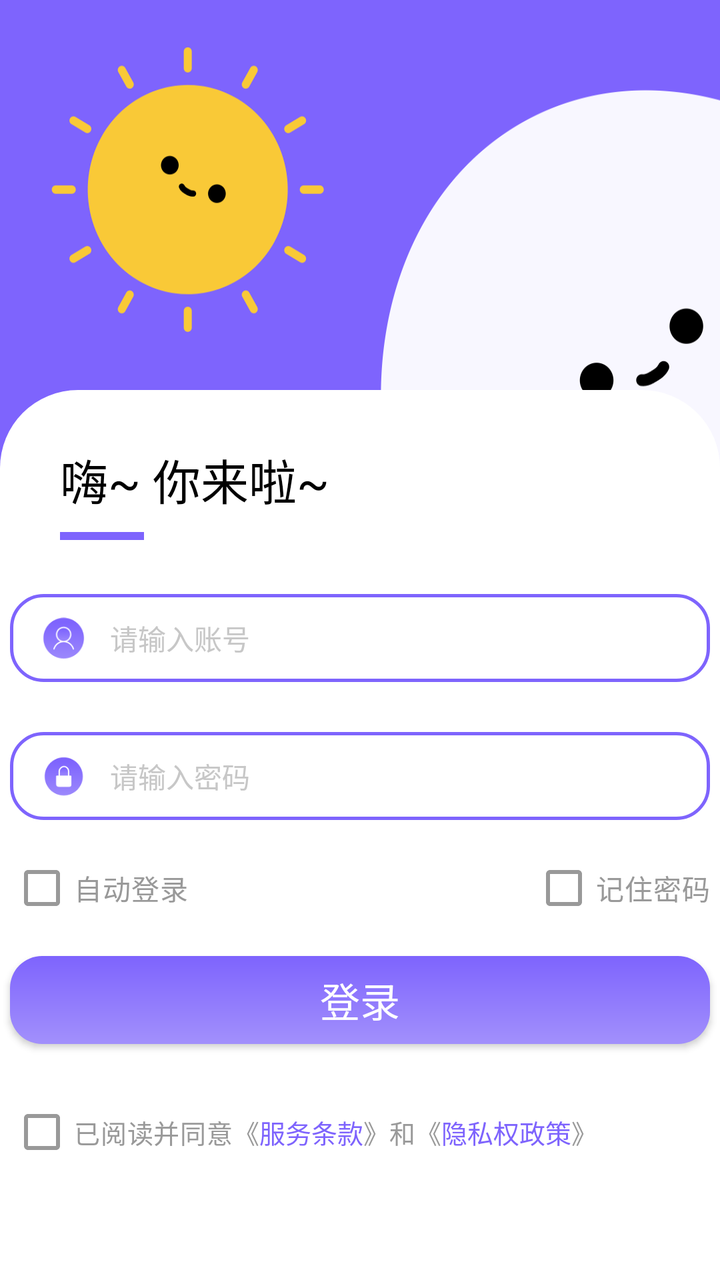
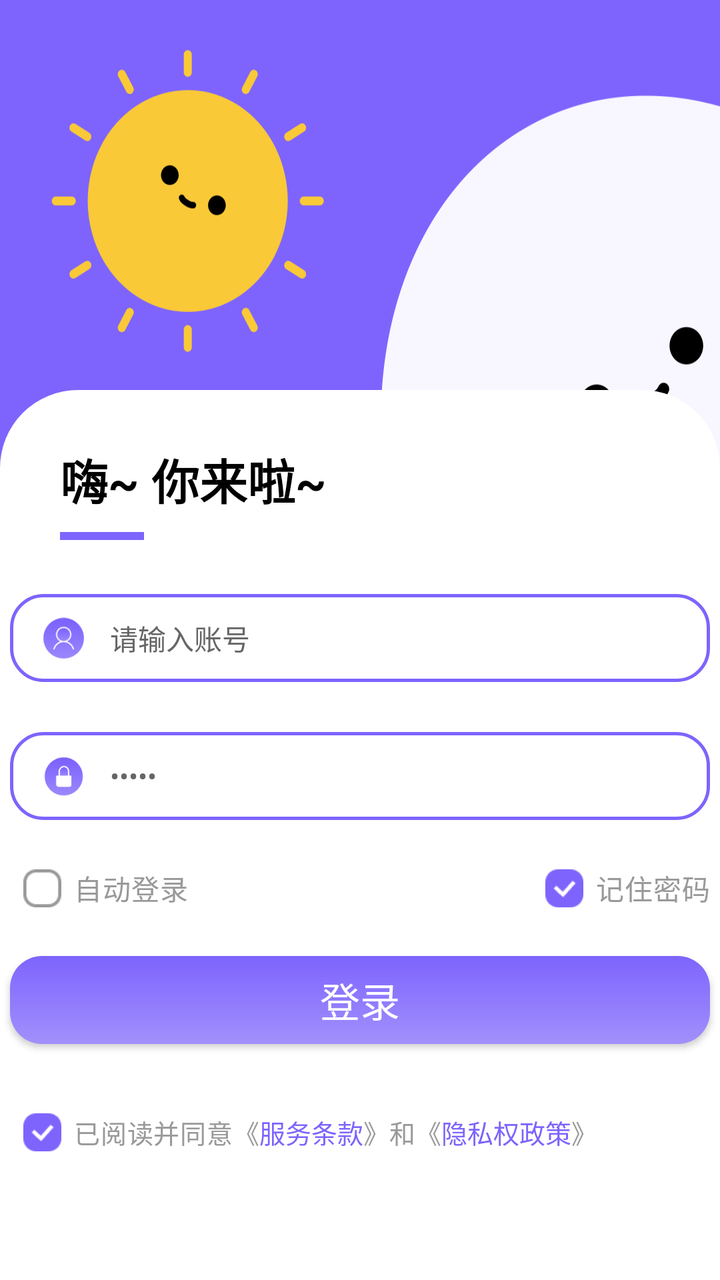

Compare the two renders of this Android layout. The source of the first and the diff that turns it into the second are given below.
<!-- AndroidManifest.xml: application theme Theme.AIDraw -->
<!-- res/layout/activity_login.xml -->
<?xml version="1.0" encoding="utf-8"?>
<androidx.constraintlayout.widget.ConstraintLayout xmlns:android="http://schemas.android.com/apk/res/android"
    android:layout_width="match_parent"
    android:layout_height="match_parent"
    xmlns:app="http://schemas.android.com/apk/res-auto"
    android:background="#7E64FD">

    <View
        android:layout_width="match_parent"
        android:layout_height="500dp"
        android:background="@drawable/login_pattern"
        app:layout_constraintTop_toTopOf="parent"/>

    <androidx.constraintlayout.widget.ConstraintLayout
        android:layout_width="match_parent"
        android:layout_height="wrap_content"
        android:background="@drawable/white_40"
        app:layout_constraintBottom_toBottomOf="parent">

        <TextView
            android:id="@+id/textView_welcom"
            android:layout_width="wrap_content"
            android:layout_height="wrap_content"
            android:textColor="#000000"
            android:textSize="24sp"
            android:text="嗨~ 你来啦~"
            android:layout_marginLeft="30dp"
            android:layout_marginTop="27dp"
            app:layout_constraintTop_toTopOf="parent"
            app:layout_constraintStart_toStartOf="parent"/>
        
        <View
            android:id="@+id/view"
            android:layout_width="42dp"
            android:layout_height="4dp"
            android:background="#7E64FD"
            android:layout_marginTop="9dp"
            app:layout_constraintStart_toStartOf="@+id/textView_welcom"
            app:layout_constraintTop_toBottomOf="@+id/textView_welcom"/>

        <androidx.constraintlayout.widget.ConstraintLayout
            android:id="@+id/number"
            android:layout_width="350dp"
            android:layout_height="44dp"
            android:layout_marginTop="27dp"
            android:background="@drawable/edittext_16"
            app:layout_constraintTop_toBottomOf="@+id/view"
            app:layout_constraintStart_toStartOf="parent"
            app:layout_constraintEnd_toEndOf="parent">
            
            <ImageView
                android:layout_width="21.5dp"
                android:layout_height="21.5dp"
                android:src="@drawable/login_account"
                android:layout_marginLeft="16dp"
                app:layout_constraintTop_toTopOf="parent"
                app:layout_constraintBottom_toBottomOf="parent"
                app:layout_constraintStart_toStartOf="parent"/>
            
            <EditText
                android:id="@+id/et_number"
                android:layout_width="match_parent"
                android:layout_height="match_parent"
                android:textColor="#C7C7C7"
                android:textSize="14sp"
                android:text="请输入账号"
                android:background="#00FFFFFF"
                android:gravity="center_vertical"
                android:paddingLeft="50dp"
                android:textCursorDrawable="@drawable/cursor"/>
        </androidx.constraintlayout.widget.ConstraintLayout>

        <androidx.constraintlayout.widget.ConstraintLayout
            android:id="@+id/password"
            android:layout_width="350dp"
            android:layout_height="44dp"
            android:background="@drawable/edittext_16"
            android:layout_marginTop="25dp"
            app:layout_constraintTop_toBottomOf="@+id/number"
            app:layout_constraintStart_toStartOf="parent"
            app:layout_constraintEnd_toEndOf="parent">

            <ImageView
                android:layout_width="21.5dp"
                android:layout_height="21.5dp"
                android:src="@drawable/login_password"
                android:layout_marginLeft="16dp"
                app:layout_constraintTop_toTopOf="parent"
                app:layout_constraintBottom_toBottomOf="parent"
                app:layout_constraintStart_toStartOf="parent"/>

            <EditText
                android:id="@+id/et_password"
                android:layout_width="match_parent"
                android:layout_height="match_parent"
                android:textColor="#C7C7C7"
                android:textSize="14sp"
                android:text="请输入密码"
                android:background="#00FFFFFF"
                android:gravity="center_vertical"
                android:paddingLeft="50dp"
                android:textCursorDrawable="@drawable/cursor"/>
        </androidx.constraintlayout.widget.ConstraintLayout>
        
        <androidx.constraintlayout.widget.ConstraintLayout
            android:id="@+id/check1"
            android:layout_width="0dp"
            android:layout_height="wrap_content"
            android:layout_marginTop="10dp"
            app:layout_constraintStart_toStartOf="@+id/number"
            app:layout_constraintEnd_toEndOf="@+id/number"
            app:layout_constraintTop_toBottomOf="@+id/password">

            <CheckBox
                android:id="@+id/checkBox1"
                android:layout_width="wrap_content"
                android:layout_height="wrap_content"
                android:textColor="#999999"
                android:buttonTint="#999999"
                android:text="自动登录"
                app:layout_constraintTop_toTopOf="parent"
                app:layout_constraintBottom_toBottomOf="parent"
                app:layout_constraintStart_toStartOf="parent"/>

            <CheckBox
                android:id="@+id/checkBox2"
                android:layout_width="wrap_content"
                android:layout_height="wrap_content"
                android:textColor="#999999"
                android:buttonTint="#999999"
                android:text="记住密码"
                app:layout_constraintTop_toTopOf="parent"
                app:layout_constraintBottom_toBottomOf="parent"
                app:layout_constraintEnd_toEndOf="parent"/>
        </androidx.constraintlayout.widget.ConstraintLayout>

        <androidx.appcompat.widget.AppCompatButton
            android:id="@+id/btn_login"
            android:layout_width="0dp"
            android:layout_height="44dp"
            android:text="登录"
            android:textColor="#ffffff"
            android:textSize="20sp"
            android:layout_marginTop="10dp"
            android:background="@drawable/horiz_purple"
            app:layout_constraintStart_toStartOf="@+id/number"
            app:layout_constraintEnd_toEndOf="@+id/number"
            app:layout_constraintTop_toBottomOf="@+id/check1"/>

        <androidx.constraintlayout.widget.ConstraintLayout
            android:layout_width="wrap_content"
            android:layout_height="wrap_content"
            android:paddingBottom="30dp"
            android:layout_marginTop="20dp"
            app:layout_constraintStart_toStartOf="@+id/number"
            app:layout_constraintTop_toBottomOf="@+id/btn_login">

            <CheckBox
                android:id="@+id/checkBox3"
                android:layout_width="wrap_content"
                android:layout_height="wrap_content"
                android:textColor="#999999"
                android:textSize="13sp"
                android:layout_marginBottom="20dp"
                android:buttonTint="#999999"
                android:text="已阅读并同意《"
                app:layout_constraintTop_toTopOf="parent"
                app:layout_constraintBottom_toBottomOf="parent"
                app:layout_constraintStart_toStartOf="parent"/>

            <TextView
                android:id="@+id/textView1"
                android:layout_width="wrap_content"
                android:layout_height="wrap_content"
                android:textColor="#7E64FD"
                android:textSize="13sp"
                android:text="服务条款"
                app:layout_constraintTop_toTopOf="@+id/checkBox3"
                app:layout_constraintBottom_toBottomOf="@+id/checkBox3"
                app:layout_constraintStart_toEndOf="@+id/checkBox3"/>

            <TextView
                android:id="@+id/textView2"
                android:layout_width="wrap_content"
                android:layout_height="wrap_content"
                android:textColor="#999999"
                android:textSize="13sp"
                android:text="》和《"
                app:layout_constraintTop_toTopOf="@+id/checkBox3"
                app:layout_constraintBottom_toBottomOf="@+id/checkBox3"
                app:layout_constraintStart_toEndOf="@+id/textView1"/>

            <TextView
                android:id="@+id/textView3"
                android:layout_width="wrap_content"
                android:layout_height="wrap_content"
                android:textColor="#7E64FD"
                android:textSize="13sp"
                android:text="隐私权政策"
                app:layout_constraintTop_toTopOf="@+id/checkBox3"
                app:layout_constraintBottom_toBottomOf="@+id/checkBox3"
                app:layout_constraintStart_toEndOf="@+id/textView2"/>

            <TextView
                android:id="@+id/textView4"
                android:layout_width="wrap_content"
                android:layout_height="wrap_content"
                android:textColor="#999999"
                android:textSize="13sp"
                android:text="》"
                app:layout_constraintTop_toTopOf="@+id/checkBox3"
                app:layout_constraintBottom_toBottomOf="@+id/checkBox3"
                app:layout_constraintStart_toEndOf="@+id/textView3"/>
        </androidx.constraintlayout.widget.ConstraintLayout>
    </androidx.constraintlayout.widget.ConstraintLayout>
</androidx.constraintlayout.widget.ConstraintLayout>
<!-- resources referenced by this layout -->
<resources>
  <!-- drawable cursor (drawable) -->
  <?xml version="1.0" encoding="utf-8"?>
  <shape
      xmlns:android="http://schemas.android.com/apk/res/android"
      android:shape="rectangle">
      <size android:width="1dp" />
      <solid android:color="#3399dd"/>
  </shape>
  <!-- drawable edittext_16 (drawable) -->
  <?xml version="1.0" encoding="utf-8"?>
  <shape xmlns:android="http://schemas.android.com/apk/res/android">
      <stroke
          android:width="1.5dp"
          android:color="#FF7E64FD"/>
  
      <solid
          android:color="#FFFFFF"/>
  
      <corners
          android:bottomLeftRadius="16dp"
          android:bottomRightRadius="16dp"
          android:topLeftRadius="16dp"
          android:topRightRadius="16dp"/>
  </shape>
  <!-- drawable horiz_purple (drawable) -->
  <?xml version="1.0" encoding="utf-8"?>
  <shape xmlns:android="http://schemas.android.com/apk/res/android"
      android:shape="rectangle">
  
      <gradient
          android:type="linear"
          android:angle="270"
          android:startColor="#7E64FD"
          android:endColor="#A290FC">
      </gradient>
  
      <corners
          android:radius="16dp"/>
  </shape>
  <!-- drawable login_account: png bitmap (drawable, 2381 bytes) -->
  <!-- drawable login_password: png bitmap (drawable, 1978 bytes) -->
  <!-- drawable login_pattern: png bitmap (drawable, 53238 bytes) -->
  <!-- drawable white_40 (drawable) -->
  <?xml version="1.0" encoding="utf-8"?>
  
  <shape xmlns:android="http://schemas.android.com/apk/res/android"
      android:shape="rectangle">
  
      <corners
          android:topLeftRadius="39dp"
          android:topRightRadius="39dp"/>
  
      <solid
          android:color="#FFFFFFFF"/>
  </shape>
  <style name="Theme.AIDraw" parent="Base.Theme.AIDraw" />
  <style name="Base.Theme.AIDraw" parent="Theme.Material3.DayNight.NoActionBar">
          
          
      </style>
</resources>

<!-- the commit's change to res/layout/activity_login.xml (unified diff, before → after) -->
@@ -7,7 +7,7 @@
 
     <View
         android:layout_width="match_parent"
-        android:layout_height="500dp"
+        android:layout_height="530dp"
         android:background="@drawable/login_pattern"
         app:layout_constraintTop_toTopOf="parent"/>
 
@@ -24,6 +24,7 @@
             android:textColor="#000000"
             android:textSize="24sp"
             android:text="嗨~ 你来啦~"
+            android:textStyle="bold"
             android:layout_marginLeft="30dp"
             android:layout_marginTop="27dp"
             app:layout_constraintTop_toTopOf="parent"
@@ -61,7 +62,7 @@
                 android:id="@+id/et_number"
                 android:layout_width="match_parent"
                 android:layout_height="match_parent"
-                android:textColor="#C7C7C7"
+                android:textColor="#666666"
                 android:textSize="14sp"
                 android:text="请输入账号"
                 android:background="#00FFFFFF"
@@ -93,9 +94,10 @@
                 android:id="@+id/et_password"
                 android:layout_width="match_parent"
                 android:layout_height="match_parent"
-                android:textColor="#C7C7C7"
+                android:textColor="#666666"
                 android:textSize="14sp"
                 android:text="请输入密码"
+                android:inputType="textPassword"
                 android:background="#00FFFFFF"
                 android:gravity="center_vertical"
                 android:paddingLeft="50dp"
@@ -116,22 +118,40 @@
                 android:layout_width="wrap_content"
                 android:layout_height="wrap_content"
                 android:textColor="#999999"
-                android:buttonTint="#999999"
+                android:buttonTint="#00999999"
                 android:text="自动登录"
                 app:layout_constraintTop_toTopOf="parent"
                 app:layout_constraintBottom_toBottomOf="parent"
                 app:layout_constraintStart_toStartOf="parent"/>
+
+            <ImageView
+                android:layout_width="19dp"
+                android:layout_height="19dp"
+                android:src="@drawable/login_unchecked"
+                android:layout_marginLeft="6.5dp"
+                app:layout_constraintTop_toTopOf="@+id/checkBox1"
+                app:layout_constraintBottom_toBottomOf="@+id/checkBox1"
+                app:layout_constraintStart_toStartOf="@+id/checkBox1"/>
 
             <CheckBox
                 android:id="@+id/checkBox2"
                 android:layout_width="wrap_content"
                 android:layout_height="wrap_content"
                 android:textColor="#999999"
-                android:buttonTint="#999999"
+                android:buttonTint="#00999999"
                 android:text="记住密码"
                 app:layout_constraintTop_toTopOf="parent"
                 app:layout_constraintBottom_toBottomOf="parent"
                 app:layout_constraintEnd_toEndOf="parent"/>
+            
+            <ImageView
+                android:layout_width="19dp"
+                android:layout_height="19dp"
+                android:src="@drawable/login_check"
+                android:layout_marginLeft="6.5dp"
+                app:layout_constraintTop_toTopOf="@+id/checkBox2"
+                app:layout_constraintBottom_toBottomOf="@+id/checkBox2"
+                app:layout_constraintStart_toStartOf="@+id/checkBox2"/>
         </androidx.constraintlayout.widget.ConstraintLayout>
 
         <androidx.appcompat.widget.AppCompatButton
@@ -162,11 +182,20 @@
                 android:textColor="#999999"
                 android:textSize="13sp"
                 android:layout_marginBottom="20dp"
-                android:buttonTint="#999999"
+                android:buttonTint="#00999999"
                 android:text="已阅读并同意《"
                 app:layout_constraintTop_toTopOf="parent"
                 app:layout_constraintBottom_toBottomOf="parent"
                 app:layout_constraintStart_toStartOf="parent"/>
+
+            <ImageView
+                android:layout_width="19dp"
+                android:layout_height="19dp"
+                android:src="@drawable/login_check"
+                android:layout_marginLeft="6.5dp"
+                app:layout_constraintTop_toTopOf="@+id/checkBox3"
+                app:layout_constraintBottom_toBottomOf="@+id/checkBox3"
+                app:layout_constraintStart_toStartOf="@+id/checkBox3"/>
 
             <TextView
                 android:id="@+id/textView1"
<!-- resource entries referenced after the edit -->
@@ -40,8 +40,10 @@
           android:radius="16dp"/>
   </shape>
   <!-- drawable login_account: png bitmap (drawable, 2381 bytes) -->
+  <!-- drawable login_check: png bitmap (drawable, 811 bytes) -->
   <!-- drawable login_password: png bitmap (drawable, 1978 bytes) -->
   <!-- drawable login_pattern: png bitmap (drawable, 53238 bytes) -->
+  <!-- drawable login_unchecked: png bitmap (drawable, 712 bytes) -->
   <!-- drawable white_40 (drawable) -->
   <?xml version="1.0" encoding="utf-8"?>
   
